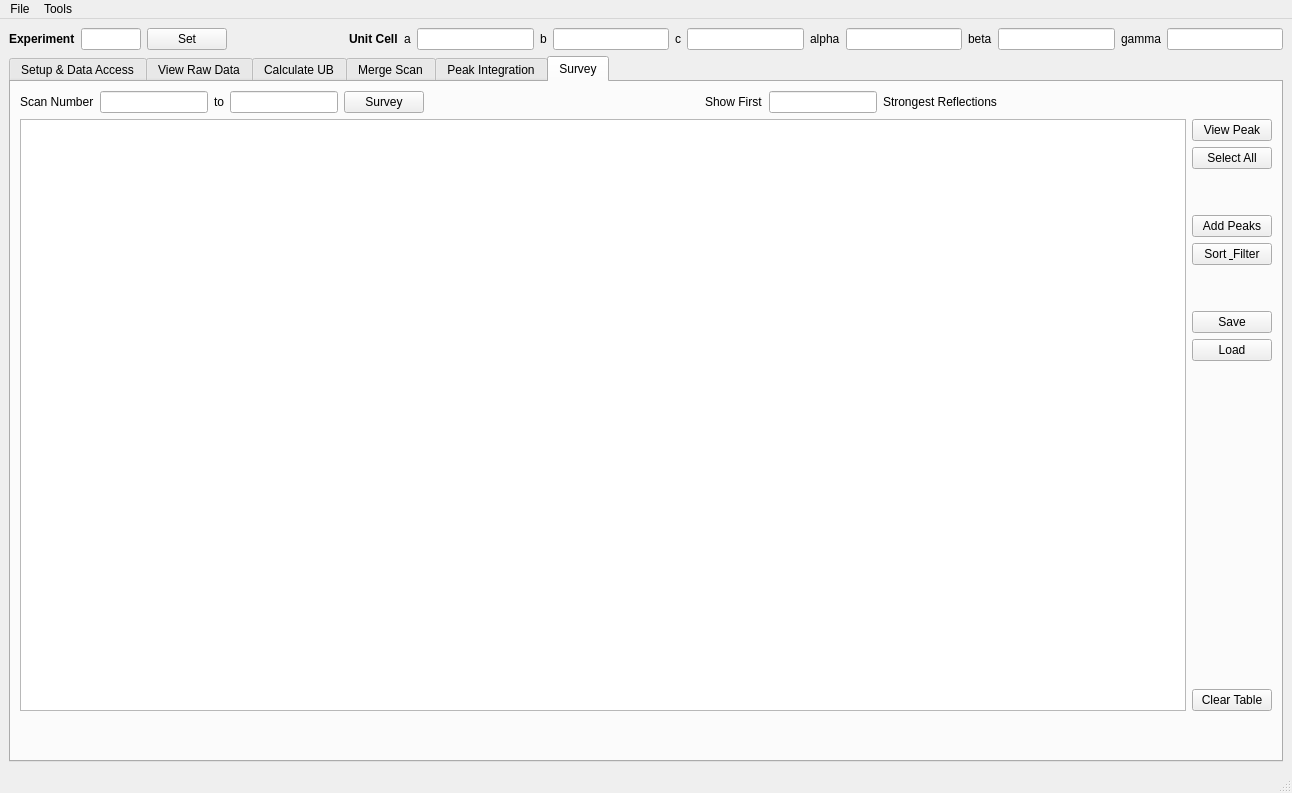
First picture: the form in scripts/HFIR_4Circle_Reduction/MainWindow.ui, repository mantidproject/mantid, before the edit.
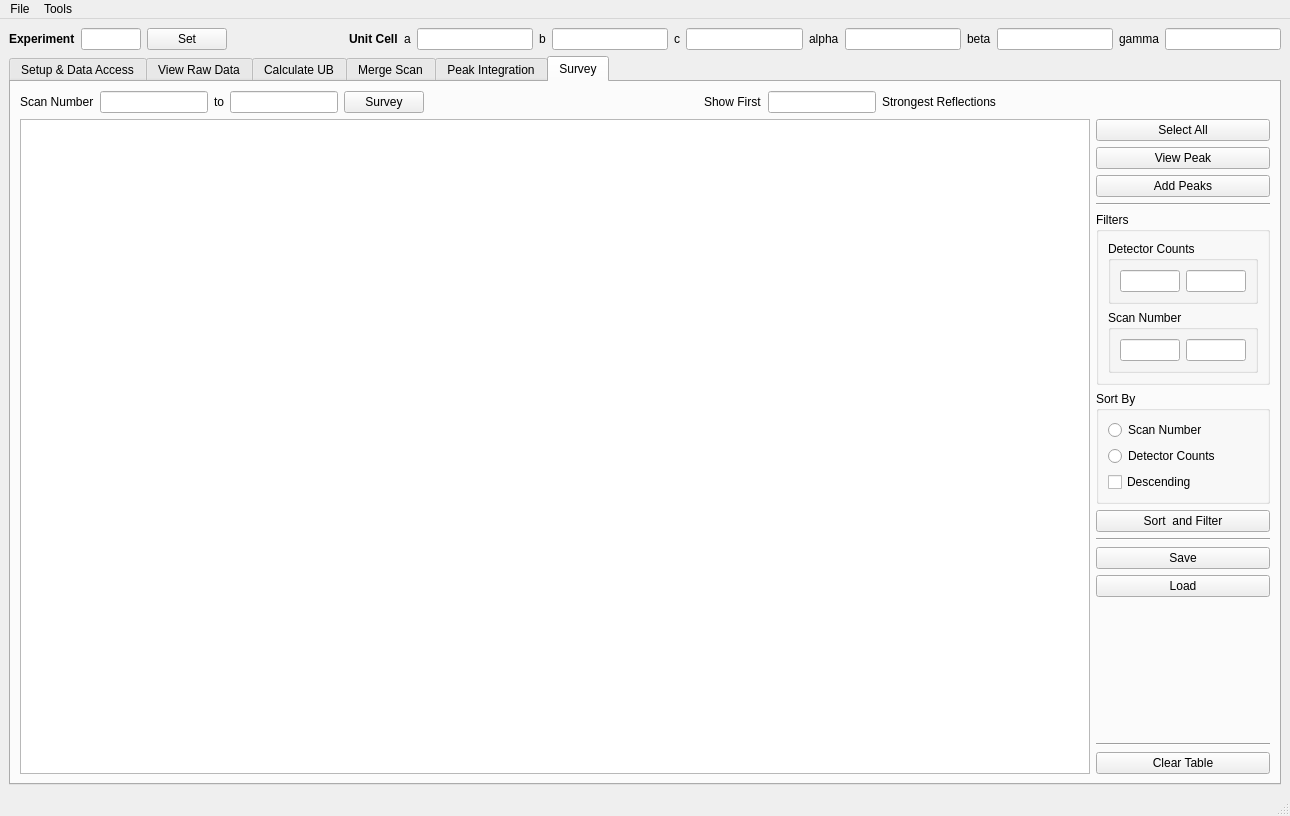
Second picture: the form after the edit. Custom widgets are drawn as their Qt base class.

Commit message: Refs #14366 and #14031. Implementing sort and filter in survey tab.

Patch:
```diff
--- a/scripts/HFIR_4Circle_Reduction/MainWindow.ui
+++ b/scripts/HFIR_4Circle_Reduction/MainWindow.ui
@@ -6,8 +6,8 @@
    <rect>
     <x>0</x>
     <y>0</y>
-    <width>1292</width>
-    <height>793</height>
+    <width>1290</width>
+    <height>816</height>
    </rect>
   </property>
   <property name="windowTitle">
@@ -2563,6 +2563,13 @@
                 </item>
                 <item>
                  <layout class="QVBoxLayout" name="verticalLayout_10">
+                  <item>
+                   <widget class="QPushButton" name="pushButton_selectAllSurveyPeaks">
+                    <property name="text">
+                     <string>Select All</string>
+                    </property>
+                   </widget>
+                  </item>
                   <item>
                    <widget class="QPushButton" name="pushButton_viewSurveyPeak">
                     <property name="toolTip">
@@ -2573,29 +2580,6 @@
                     </property>
                    </widget>
                   </item>
-                  <item>
-                   <widget class="QPushButton" name="pushButton_selectAllSurveyPeaks">
-                    <property name="text">
-                     <string>Select All</string>
-                    </property>
-                   </widget>
-                  </item>
-                  <item>
-                   <spacer name="verticalSpacer_19">
-                    <property name="orientation">
-                     <enum>Qt::Vertical</enum>
-                    </property>
-                    <property name="sizeType">
-                     <enum>QSizePolicy::Preferred</enum>
-                    </property>
-                    <property name="sizeHint" stdset="0">
-                     <size>
-                      <width>20</width>
-                      <height>40</height>
-                     </size>
-                    </property>
-                   </spacer>
-                  </item>
                   <item>
                    <widget class="QPushButton" name="pushButton_addPeaksToRefine">
                     <property name="toolTip">
@@ -2606,28 +2590,147 @@
                     </property>
                    </widget>
                   </item>
+                  <item>
+                   <widget class="Line" name="line_3">
+                    <property name="orientation">
+                     <enum>Qt::Horizontal</enum>
+                    </property>
+                   </widget>
+                  </item>
+                  <item>
+                   <widget class="QGroupBox" name="groupBox_9">
+                    <property name="title">
+                     <string>Filters</string>
+                    </property>
+                    <layout class="QVBoxLayout" name="verticalLayout_9">
+                     <item>
+                      <widget class="QGroupBox" name="groupBox_10">
+                       <property name="title">
+                        <string>Detector Counts</string>
+                       </property>
+                       <layout class="QHBoxLayout" name="horizontalLayout">
+                        <item>
+                         <widget class="QLineEdit" name="lineEdit_filterCountsLower">
+                          <property name="sizePolicy">
+                           <sizepolicy hsizetype="Preferred" vsizetype="Fixed">
+                            <horstretch>0</horstretch>
+                            <verstretch>0</verstretch>
+                           </sizepolicy>
+                          </property>
+                          <property name="maximumSize">
+                           <size>
+                            <width>60</width>
+                            <height>16777215</height>
+                           </size>
+                          </property>
+                         </widget>
+                        </item>
+                        <item>
+                         <widget class="QLineEdit" name="lineEdit_filterCountsUpper">
+                          <property name="sizePolicy">
+                           <sizepolicy hsizetype="Preferred" vsizetype="Fixed">
+                            <horstretch>0</horstretch>
+                            <verstretch>0</verstretch>
+                           </sizepolicy>
+                          </property>
+                          <property name="maximumSize">
+                           <size>
+                            <width>60</width>
+                            <height>16777215</height>
+                           </size>
+                          </property>
+                         </widget>
+                        </item>
+                       </layout>
+                      </widget>
+                     </item>
+                     <item>
+                      <widget class="QGroupBox" name="groupBox_12">
+                       <property name="title">
+                        <string>Scan Number</string>
+                       </property>
+                       <layout class="QHBoxLayout" name="horizontalLayout_5">
+                        <item>
+                         <widget class="QLineEdit" name="lineEdit_filterScanLower">
+                          <property name="sizePolicy">
+                           <sizepolicy hsizetype="Preferred" vsizetype="Fixed">
+                            <horstretch>0</horstretch>
+                            <verstretch>0</verstretch>
+                           </sizepolicy>
+                          </property>
+                          <property name="maximumSize">
+                           <size>
+                            <width>60</width>
+                            <height>16777215</height>
+                           </size>
+                          </property>
+                         </widget>
+                        </item>
+                        <item>
+                         <widget class="QLineEdit" name="lineEdit_filterScanUpper">
+                          <property name="sizePolicy">
+                           <sizepolicy hsizetype="Preferred" vsizetype="Fixed">
+                            <horstretch>0</horstretch>
+                            <verstretch>0</verstretch>
+                           </sizepolicy>
+                          </property>
+                          <property name="maximumSize">
+                           <size>
+                            <width>60</width>
+                            <height>16777215</height>
+                           </size>
+                          </property>
+                         </widget>
+                        </item>
+                       </layout>
+                      </widget>
+                     </item>
+                    </layout>
+                   </widget>
+                  </item>
+                  <item>
+                   <widget class="QGroupBox" name="groupBox_13">
+                    <property name="title">
+                     <string>Sort By</string>
+                    </property>
+                    <layout class="QGridLayout" name="gridLayout_14">
+                     <item row="0" column="0">
+                      <widget class="QRadioButton" name="radioButton_sortByScan">
+                       <property name="text">
+                        <string>Scan Number</string>
+                       </property>
+                      </widget>
+                     </item>
+                     <item row="1" column="0">
+                      <widget class="QRadioButton" name="radioButton_sortByCounts">
+                       <property name="text">
+                        <string>Detector Counts</string>
+                       </property>
+                      </widget>
+                     </item>
+                     <item row="2" column="0">
+                      <widget class="QCheckBox" name="checkBox_sortDescending">
+                       <property name="text">
+                        <string>Descending</string>
+                       </property>
+                      </widget>
+                     </item>
+                    </layout>
+                   </widget>
+                  </item>
                   <item>
                    <widget class="QPushButton" name="pushButton_sortInfoTable">
                     <property name="text">
-                     <string>Sort &amp; Filter</string>
+                     <string>Sort  and Filter</string>
                     </property>
                    </widget>
                   </item>
                   <item>
-                   <spacer name="verticalSpacer_9">
+                   <widget class="Line" name="line_4">
                     <property name="orientation">
-                     <enum>Qt::Vertical</enum>
+                     <enum>Qt::Horizontal</enum>
                     </property>
-                    <property name="sizeType">
-                     <enum>QSizePolicy::Preferred</enum>
-                    </property>
-                    <property name="sizeHint" stdset="0">
-                     <size>
-                      <width>20</width>
-                      <height>40</height>
-                     </size>
-                    </property>
-                   </spacer>
+                   </widget>
                   </item>
                   <item>
                    <widget class="QPushButton" name="pushButton_saveSurvey">
@@ -2644,7 +2747,7 @@
                    </widget>
                   </item>
                   <item>
-                   <spacer name="verticalSpacer_18">
+                   <spacer name="verticalSpacer_3">
                     <property name="orientation">
                      <enum>Qt::Vertical</enum>
                     </property>
@@ -2656,6 +2759,13 @@
                     </property>
                    </spacer>
                   </item>
+                  <item>
+                   <widget class="Line" name="line_5">
+                    <property name="orientation">
+                     <enum>Qt::Horizontal</enum>
+                    </property>
+                   </widget>
+                  </item>
                   <item>
                    <widget class="QPushButton" name="pushButton_clearSurveyTable">
                     <property name="text">
@@ -2672,22 +2782,6 @@
               </item>
              </layout>
             </item>
-            <item row="1" column="0">
-             <spacer name="verticalSpacer_3">
-              <property name="orientation">
-               <enum>Qt::Vertical</enum>
-              </property>
-              <property name="sizeType">
-               <enum>QSizePolicy::Preferred</enum>
-              </property>
-              <property name="sizeHint" stdset="0">
-               <size>
-                <width>20</width>
-                <height>40</height>
-               </size>
-              </property>
-             </spacer>
-            </item>
            </layout>
           </widget>
          </widget>
@@ -2703,8 +2797,8 @@
     <rect>
      <x>0</x>
      <y>0</y>
-     <width>1292</width>
-     <height>25</height>
+     <width>1290</width>
+     <height>22</height>
     </rect>
    </property>
    <widget class="QMenu" name="menuFile">
```
Left out of the diff: 16 changed lines with no effect on the pictures. The commit also changes 5 other files.
